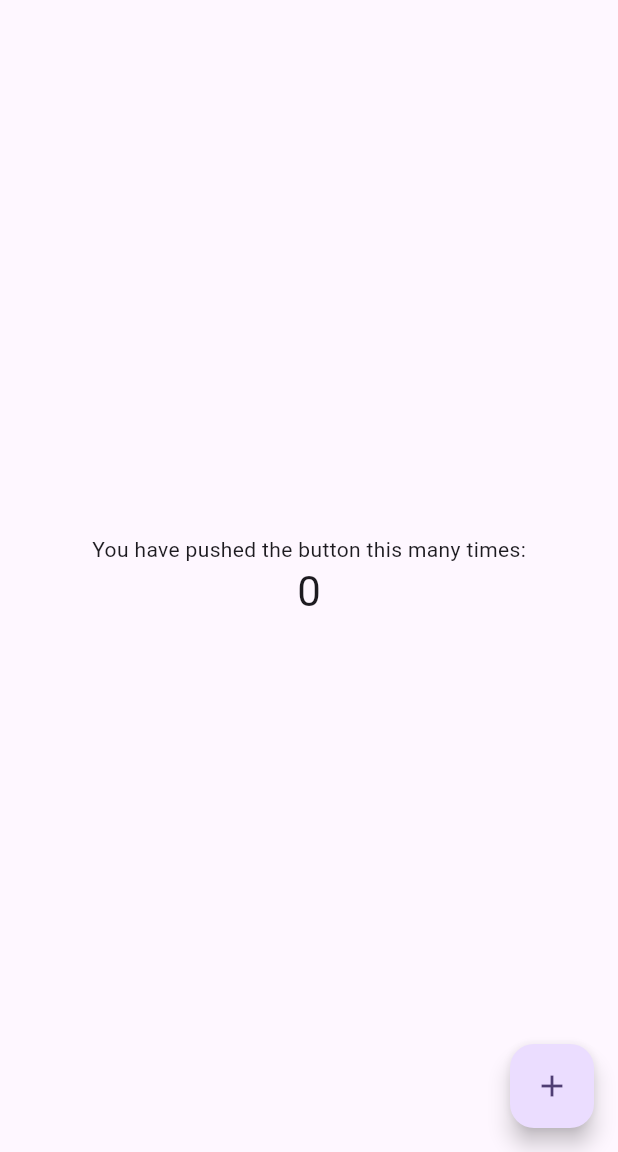
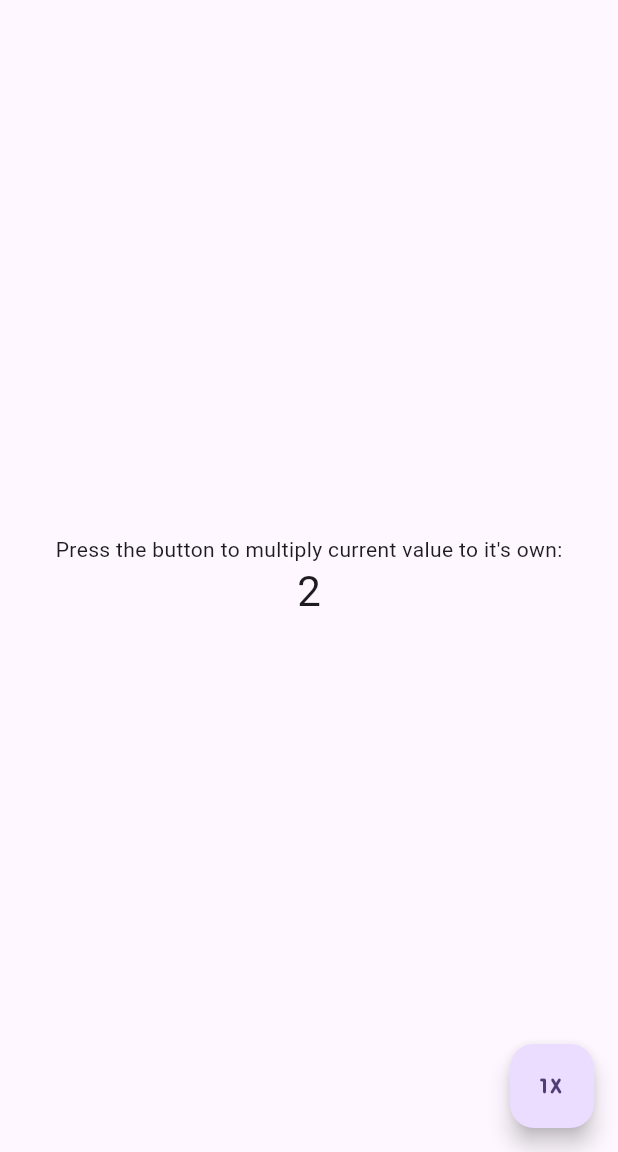
Before and after one commit to GusGul/Flutter-App, a Flutter app: the screen it shows after launch, on a phone screen of 412 x 824 dp, the part 84-1236 px from its top. Run offline on Flutter 3.47's test engine with Material 3 defaults, Android fonts, the phone set to English and light mode, and no system bars.

Commit message:
feat(app): modify main

```diff
--- a/lib/main.dart
+++ b/lib/main.dart
@@ -55,7 +55,7 @@ class MyHomePage extends StatefulWidget {
 }
 
 class _MyHomePageState extends State<MyHomePage> {
-  int _counter = 0;
+  int _counter = 2;
 
   void _incrementCounter() {
     setState(() {
@@ -64,7 +64,7 @@ class _MyHomePageState extends State<MyHomePage> {
       // so that the display can reflect the updated values. If we changed
       // _counter without calling setState(), then the build method would not be
       // called again, and so nothing would appear to happen.
-      _counter++;
+      _counter *= _counter;
     });
   }
 
@@ -106,7 +106,7 @@ class _MyHomePageState extends State<MyHomePage> {
           mainAxisAlignment: MainAxisAlignment.center,
           children: <Widget>[
             const Text(
-              'You have pushed the button this many times:',
+              "Press the button to multiply current value to it's own:",
             ),
             Text(
               '$_counter',
@@ -118,7 +118,7 @@ class _MyHomePageState extends State<MyHomePage> {
       floatingActionButton: FloatingActionButton(
         onPressed: _incrementCounter,
         tooltip: 'Increment',
-        child: const Icon(Icons.add),
+        child: const Icon(Icons.one_x_mobiledata_rounded),
       ), // This trailing comma makes auto-formatting nicer for build methods.
     );
   }
```
